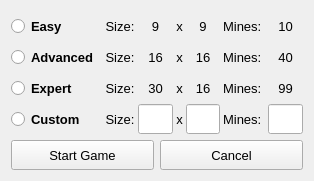
The window that difficulty.ui (q-g-j/qminesweeper) describes before a commit, drawn with Qt 5.
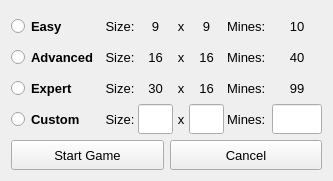
The same window after the commit.

Commit message: custom: increased max column size to 60

The edit to the form file:
```diff
--- a/difficulty.ui
+++ b/difficulty.ui
@@ -6,8 +6,8 @@
    <rect>
     <x>0</x>
     <y>0</y>
-    <width>314</width>
-    <height>181</height>
+    <width>333</width>
+    <height>176</height>
    </rect>
   </property>
   <property name="sizePolicy">
@@ -267,7 +267,7 @@
        </property>
        <property name="maximumSize">
         <size>
-         <width>35</width>
+         <width>50</width>
          <height>16777215</height>
         </size>
        </property>
```
Left out of the diff: 4 changed lines with no effect on the pictures. The commit also changes 1 other file.
